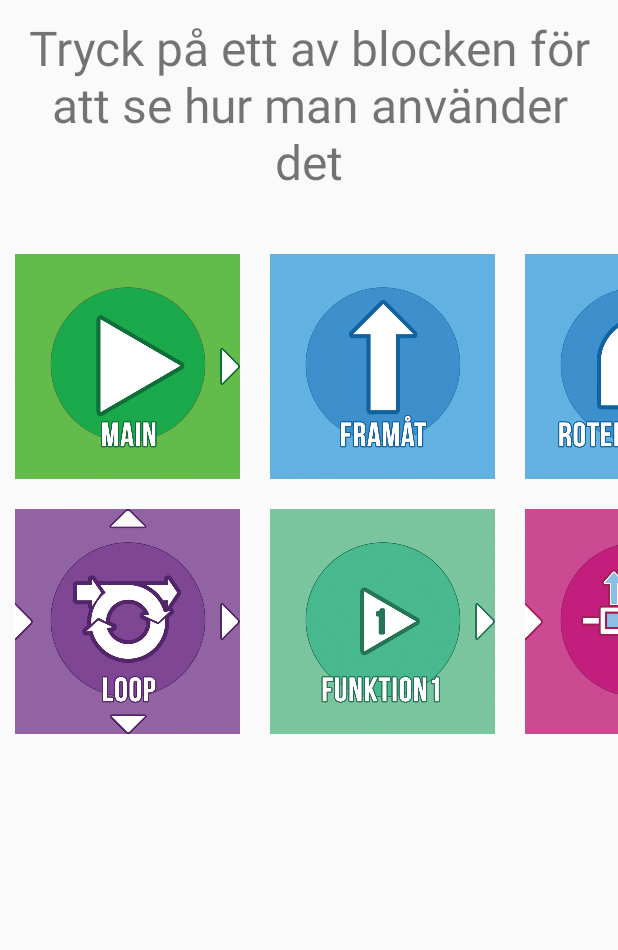
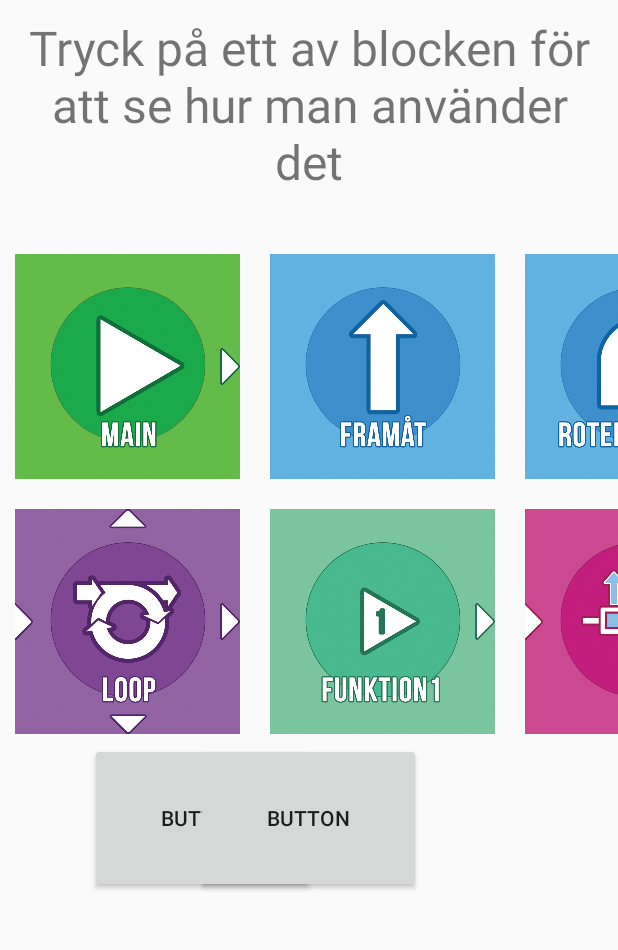
Before and after one commit to oskarnylen/RobloxGuide, an Android app: the screen it shows after launch (MainActivity), on a phone screen of 412 x 824 dp, the part 253-1203 px from its top. Run offline under Robolectric (Android 15) with nearby library versions, the phone set to English and light mode, and no system bars.

Commit message:
Added two dummy buttons

```diff
--- a/RobloxGuide/app/src/main/res/layout/activity_main.xml
+++ b/RobloxGuide/app/src/main/res/layout/activity_main.xml
@@ -98,5 +98,25 @@
 
     </GridLayout>
 
+    <Button
+        android:text="Button"
+        android:layout_height="100dp"
+        android:layout_width="150dp"
+        android:layout_alignParentBottom="true"
+        android:layout_alignParentLeft="true"
+        android:layout_alignParentStart="true"
+        android:layout_marginBottom="60dp"
+        android:layout_marginLeft="60dp"
+        android:id="@+id/button" />
+
+    <Button
+        android:text="Button"
+        android:layout_height="100dp"
+        android:layout_width="150dp"
+        android:layout_alignParentBottom="true"
+        android:layout_centerHorizontal="true"
+        android:layout_marginBottom="60dp"
+        android:id="@+id/button2" />
+
 
 </RelativeLayout>
```
